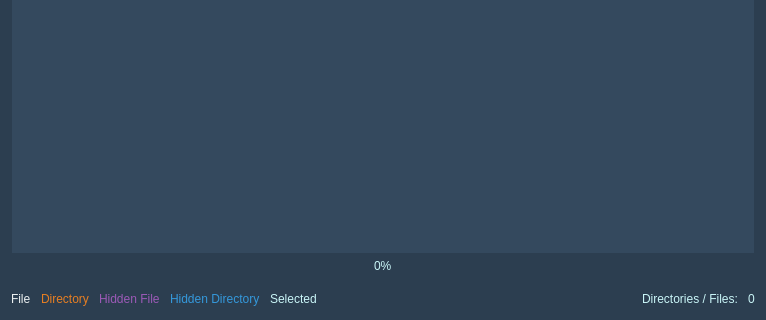
First picture: the form in source/modules/mexplorer/main_ui.ui, repository 5l1v3r1/Moderat, before the edit; both pictures show x 0 to 766 and y 159 to 479 of the 766 by 479 pixel window.
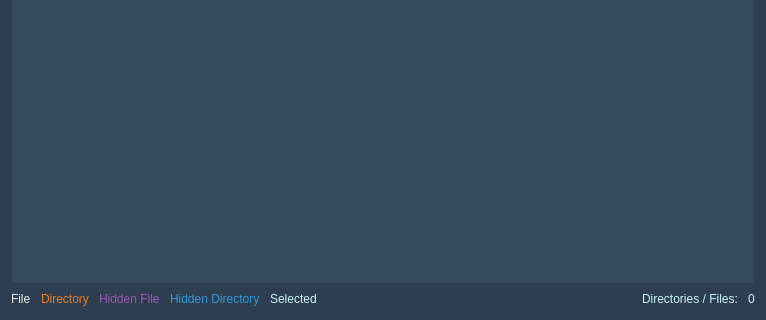
Second picture: the form after the edit. Icons and pictures are not drawn.

```diff
--- a/source/modules/mexplorer/main_ui.ui
+++ b/source/modules/mexplorer/main_ui.ui
@@ -470,33 +470,6 @@
      </item>
     </layout>
    </item>
-   <item row="1" column="0">
-    <widget class="QProgressBar" name="progressBar">
-     <property name="styleSheet">
-      <string notr="true">QProgressBar:horizontal {
-border:  none;
-border-color: #2c3e50;
-background: #2c3e50;
-padding: 1px;
-text-align: top;
-text-color: #d35400;
-}
-QProgressBar::chunk:horizontal {
-background: #2c3e50;
-margin-right: 1px;
-width: 5px;
-border-bottom: 8px ridge #c9f5f7;
-border-top: none;
-}</string>
-     </property>
-     <property name="value">
-      <number>0</number>
-     </property>
-     <property name="textVisible">
-      <bool>true</bool>
-     </property>
-    </widget>
-   </item>
   </layout>
  </widget>
  <resources>
```
Left out of the diff: 2 changed lines with no effect on the pictures.
